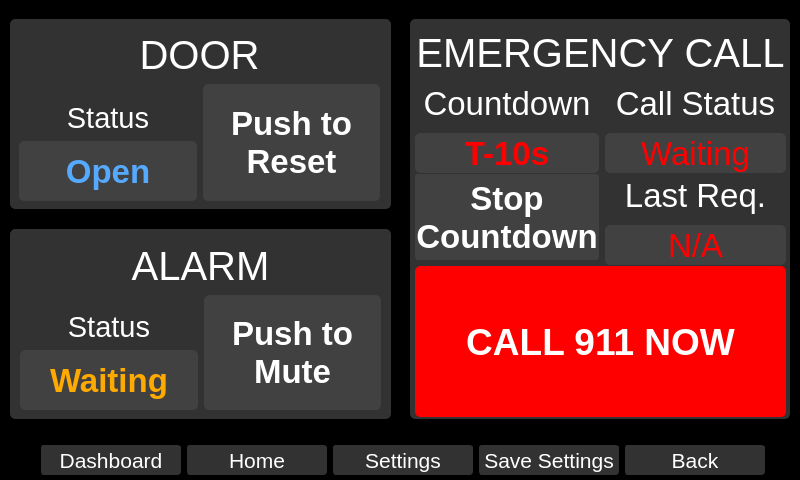
zyl120/Naloxone_Safety_Kit, file oobe_qt/door_close_window.ui: the form before one commit.
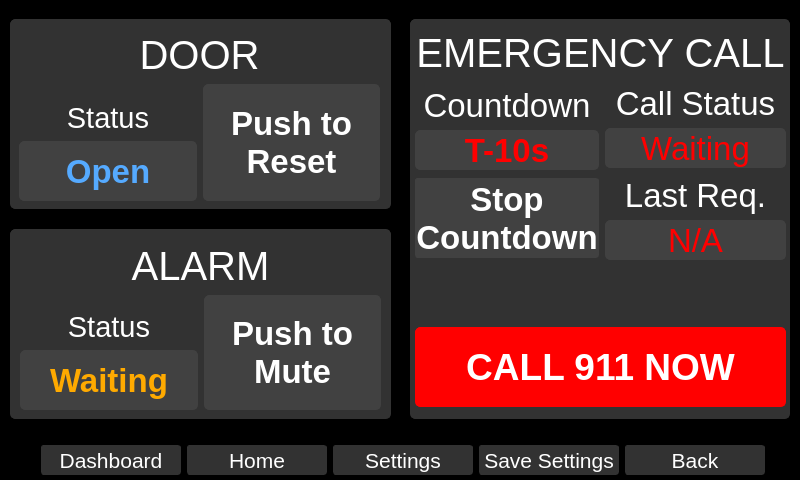
The form after the commit.

Commit message: adjust door open ui

The edit to the form file:
```diff
--- a/oobe_qt/door_close_window.ui
+++ b/oobe_qt/door_close_window.ui
@@ -5209,7 +5209,7 @@
          <x>5</x>
          <y>7</y>
          <width>371</width>
-         <height>391</height>
+         <height>381</height>
         </rect>
        </property>
        <layout class="QVBoxLayout" name="verticalLayout_14">
@@ -5258,6 +5258,12 @@
                   <height>40</height>
                  </size>
                 </property>
+                <property name="maximumSize">
+                 <size>
+                  <width>16777215</width>
+                  <height>40</height>
+                 </size>
+                </property>
                 <property name="font">
                  <font>
                   <pointsize>25</pointsize>
@@ -5292,7 +5298,7 @@
                 <property name="maximumSize">
                  <size>
                   <width>16777215</width>
-                  <height>30</height>
+                  <height>40</height>
                  </size>
                 </property>
                 <property name="font">
@@ -5328,6 +5334,12 @@
                 <height>80</height>
                </size>
               </property>
+              <property name="maximumSize">
+               <size>
+                <width>16777215</width>
+                <height>80</height>
+               </size>
+              </property>
               <property name="font">
                <font>
                 <pointsize>25</pointsize>
@@ -5397,7 +5409,7 @@
                 <property name="maximumSize">
                  <size>
                   <width>16777215</width>
-                  <height>30</height>
+                  <height>40</height>
                  </size>
                 </property>
                 <property name="font">
@@ -5468,7 +5480,7 @@
                 <property name="maximumSize">
                  <size>
                   <width>16777215</width>
-                  <height>30</height>
+                  <height>40</height>
                  </size>
                 </property>
                 <property name="font">
@@ -5494,6 +5506,19 @@
           </item>
          </layout>
         </item>
+        <item>
+         <spacer name="verticalSpacer_13">
+          <property name="orientation">
+           <enum>Qt::Vertical</enum>
+          </property>
+          <property name="sizeHint" stdset="0">
+           <size>
+            <width>20</width>
+            <height>40</height>
+           </size>
+          </property>
+         </spacer>
+        </item>
         <item>
          <widget class="QPushButton" name="call911NowPushButton">
           <property name="sizePolicy">
@@ -5505,7 +5530,13 @@
           <property name="minimumSize">
            <size>
             <width>0</width>
-            <height>40</height>
+            <height>80</height>
+           </size>
+          </property>
+          <property name="maximumSize">
+           <size>
+            <width>16777215</width>
+            <height>80</height>
            </size>
           </property>
           <property name="font">
```
Left out of the diff: 18 changed lines with no effect on the pictures. The commit also changes 2 other files.
